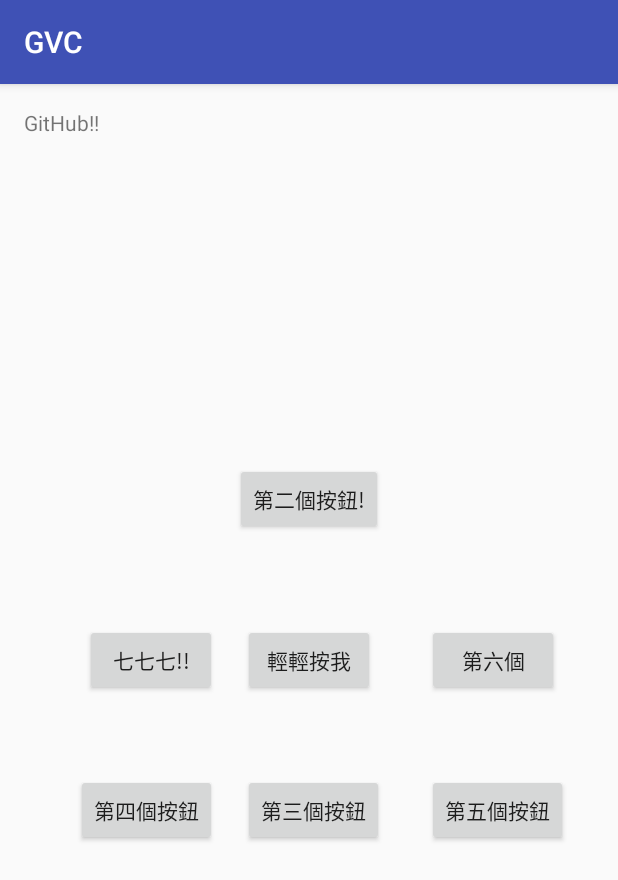
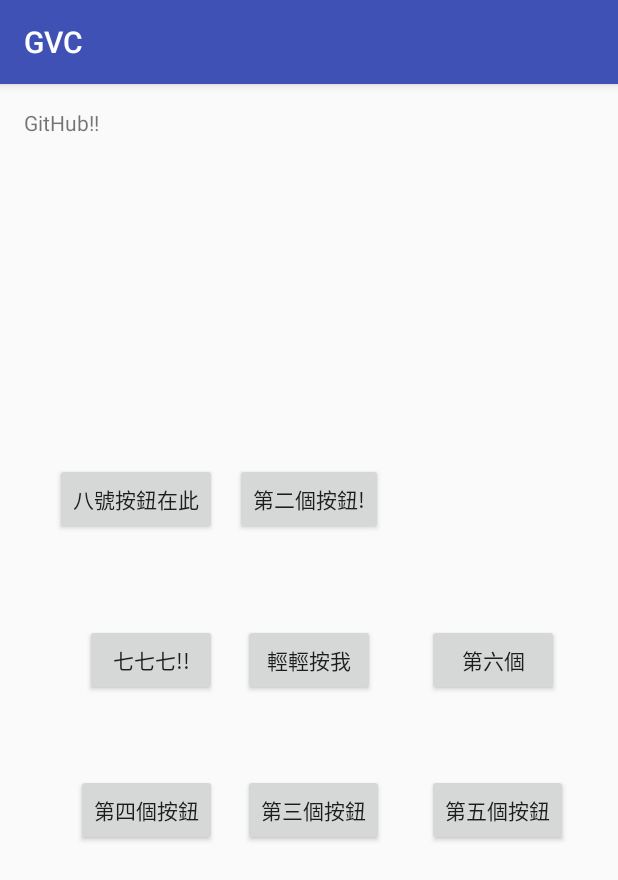
Before and after one commit to java7sparrow7development/SE-GitB-Project, an Android app: the screen it shows after launch (MainActivity), on a phone screen of 412 x 824 dp. Shown: the top 880 px of the screen. Run offline under Robolectric (Android 15) with nearby library versions, the phone set to English and light mode, and no system bars.

Commit message:
第八個按鈕

```diff
--- a/app/src/main/res/layout/activity_main.xml
+++ b/app/src/main/res/layout/activity_main.xml
@@ -75,4 +75,12 @@
         android:layout_alignEnd="@+id/button4"
         android:id="@+id/button7" />
 
+    <Button
+        android:text="八號按鈕在此"
+        android:layout_width="wrap_content"
+        android:layout_height="wrap_content"
+        android:layout_alignTop="@+id/button2"
+        android:layout_alignEnd="@+id/button7"
+        android:id="@+id/button8" />
+
 </RelativeLayout>
```
